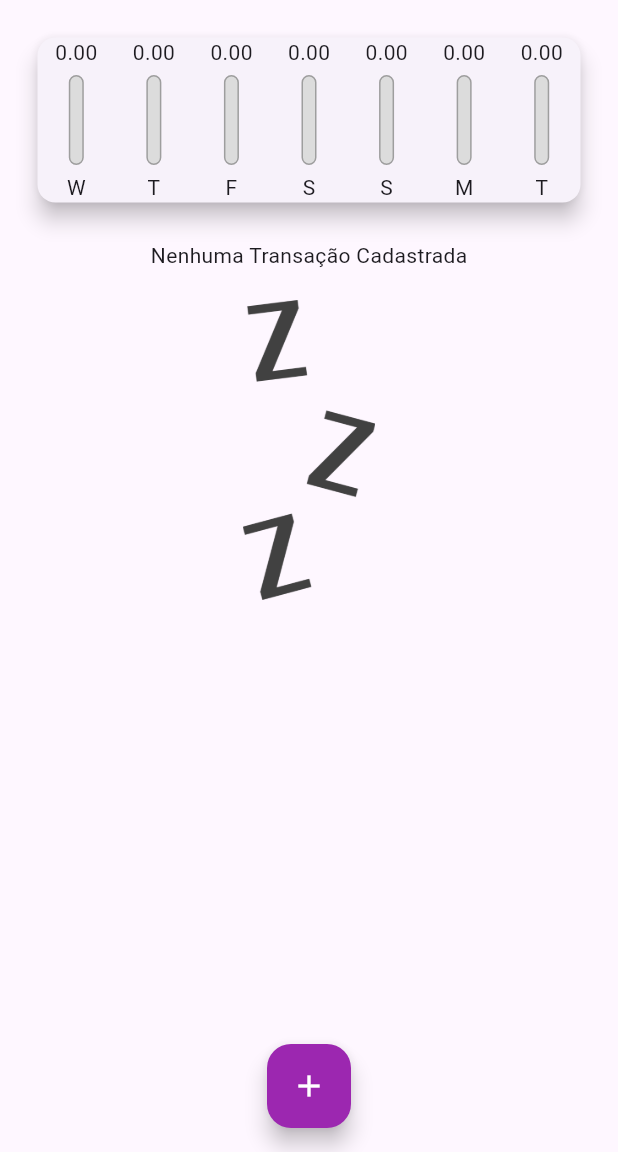
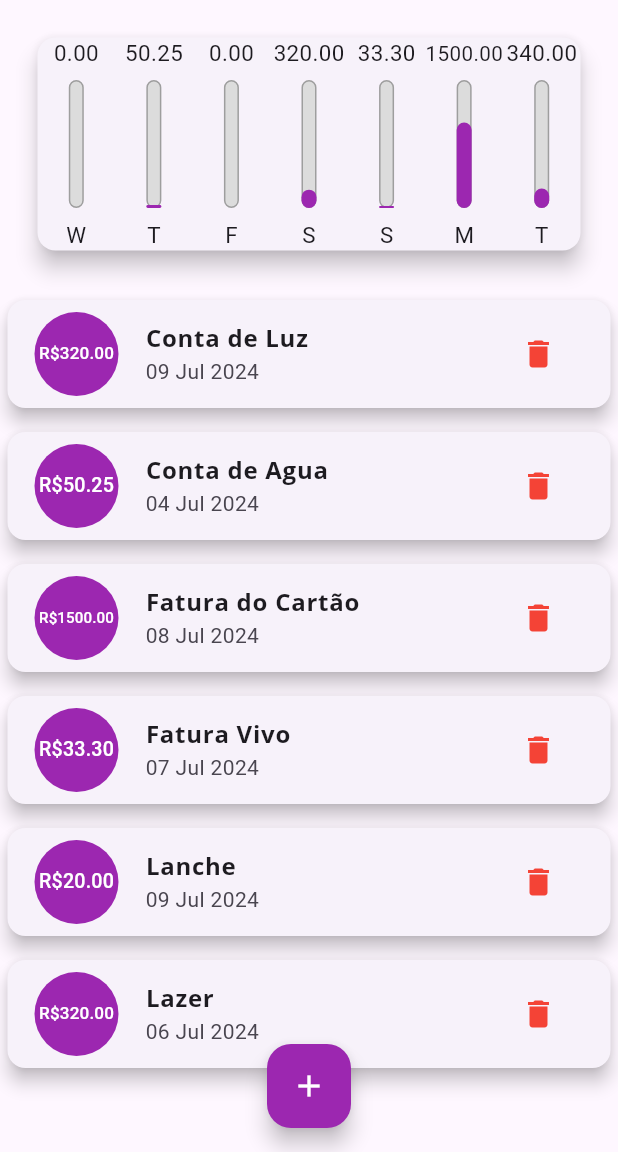
Before and after one commit to juniin1233/Expenses, a Flutter app: the screen it shows after launch, on a phone screen of 412 x 824 dp, the part 84-1236 px from its top. Run offline on Flutter 3.47's test engine with Material 3 defaults, Android fonts, the phone set to English and light mode, and no system bars.

Commit message:
Responsibilidade e Adaptativo
Responsibilidade e Adaptativo

```diff
--- a/expenses/lib/homepage.dart
+++ b/expenses/lib/homepage.dart
@@ -14,7 +14,44 @@ class MyHomePage extends StatefulWidget {
 }
 
 class _MyHomePageState extends State<MyHomePage> {
-  final _transactions = <Transactions>[];
+  final _transactions = <Transactions>[
+    Transactions(
+      id: '1',
+      title: 'Conta de Luz',
+      value: 320.00,
+      date: DateTime.now(),
+    ),
+    Transactions(
+      id: '2',
+      title: 'Conta de Agua',
+      value: 50.25,
+      date: DateTime.now().subtract(Duration(days: 5)),
+    ),
+    Transactions(
+      id: '3',
+      title: 'Fatura do Cartão',
+      value: 1500.00,
+      date: DateTime.now().subtract(Duration(days: 1)),
+    ),
+    Transactions(
+      id: '4',
+      title: 'Fatura Vivo',
+      value: 33.30,
+      date: DateTime.now().subtract(Duration(days: 2)),
+    ),
+    Transactions(
+      id: '5',
+      title: 'Lanche',
+      value: 20.00,
+      date: DateTime.now(),
+    ),
+    Transactions(
+      id: '6',
+      title: 'Lazer',
+      value: 320.00,
+      date: DateTime.now().subtract(Duration(days: 3)),
+    ),
+  ];
 
   // Função para pegar as transações mais recentes
   List<Transactions> get _recentTransaction {
@@ -59,8 +96,8 @@ class _MyHomePageState extends State<MyHomePage> {
 
   @override
   Widget build(BuildContext context) {
-    return Scaffold(
-      appBar: AppBar(
+
+    final appBar = AppBar(
         backgroundColor: Colors.purple,
         actions: [
           IconButton(
@@ -69,15 +106,28 @@ class _MyHomePageState extends State<MyHomePage> {
           ),
         ],
         title: const Text("Despesas Pessoais"),
-      ),
+      );
+
+    final availableHeight = MediaQuery.of(context).size.height - MediaQuery.of(context).padding.top - appBar.preferredSize.height;
+
+    return Scaffold(
+      appBar: appBar,
       body: SingleChildScrollView(
         child: Column(
           crossAxisAlignment: CrossAxisAlignment.stretch,
           children: [
-            Chart(recentTransaction: _recentTransaction),
-            TransactionList(
-              transactions: _transactions,
-              onRemove: _removeTransaction,
+            SizedBox(
+              height: availableHeight * 0.25,
+              child: Chart(
+                recentTransaction: _recentTransaction,
+              ),
+            ),
+            SizedBox(
+              height: availableHeight * 0.75,
+              child: TransactionList(
+                transactions: _transactions,
+                onRemove: _removeTransaction,
+              ),
             ),
           ],
         ),
--- a/expenses/lib/widgets/chart_bar.dart
+++ b/expenses/lib/widgets/chart_bar.dart
@@ -15,17 +15,21 @@ class ChartBar extends StatelessWidget {
 
   @override
   Widget build(BuildContext context) {
+    return LayoutBuilder(builder: (context, constraints) {
       return Column(
         children: [
-        FittedBox(
+          SizedBox(
+            height: constraints.maxHeight * 0.15,
+            child: FittedBox(
               child: Text("${value.toStringAsFixed(2)}"),
             ),
-        const SizedBox(
-          height: 5,
+          ),
+          SizedBox(
+            height: constraints.maxHeight * 0.05,
           ),
           // ignore: sized_box_for_whitespace
           Container(
-          height: 60,
+            height: constraints.maxHeight * 0.6,
             width: 10,
             child: Stack(
               // Stack um widget que empilha outros widget
@@ -53,11 +57,17 @@ class ChartBar extends StatelessWidget {
               ],
             ),
           ),
-        const SizedBox(
-          height: 5,
+          SizedBox(
+            height: constraints.maxHeight * 0.05,
           ),
-        Text(label)
+          Container(
+            height: constraints.maxHeight * 0.15,
+            child: FittedBox(
+              child: Text(label),
+            ),
+          )
         ],
       );
+    });
   }
 }
--- a/expenses/lib/widgets/transaction_list.dart
+++ b/expenses/lib/widgets/transaction_list.dart
@@ -10,9 +10,7 @@ class TransactionList extends StatelessWidget {
 
   @override
   Widget build(BuildContext context) {
-    return SizedBox(
-      height: 565,
-      child: transactions.isEmpty
+    return transactions.isEmpty
         ? Column(
             children: [
               const Text(
@@ -71,7 +69,6 @@ class TransactionList extends StatelessWidget {
                 ),
               );
             },
-            ),
           );
   }
 }
```
Lines whose indentation alone changed are shown as unchanged.
